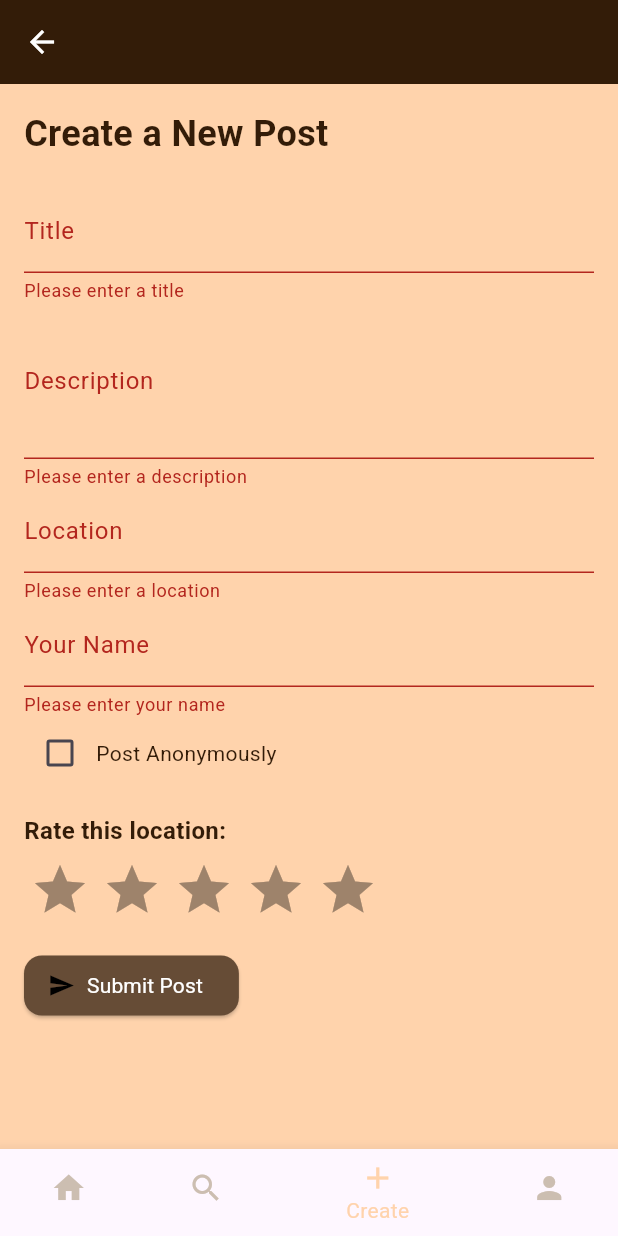
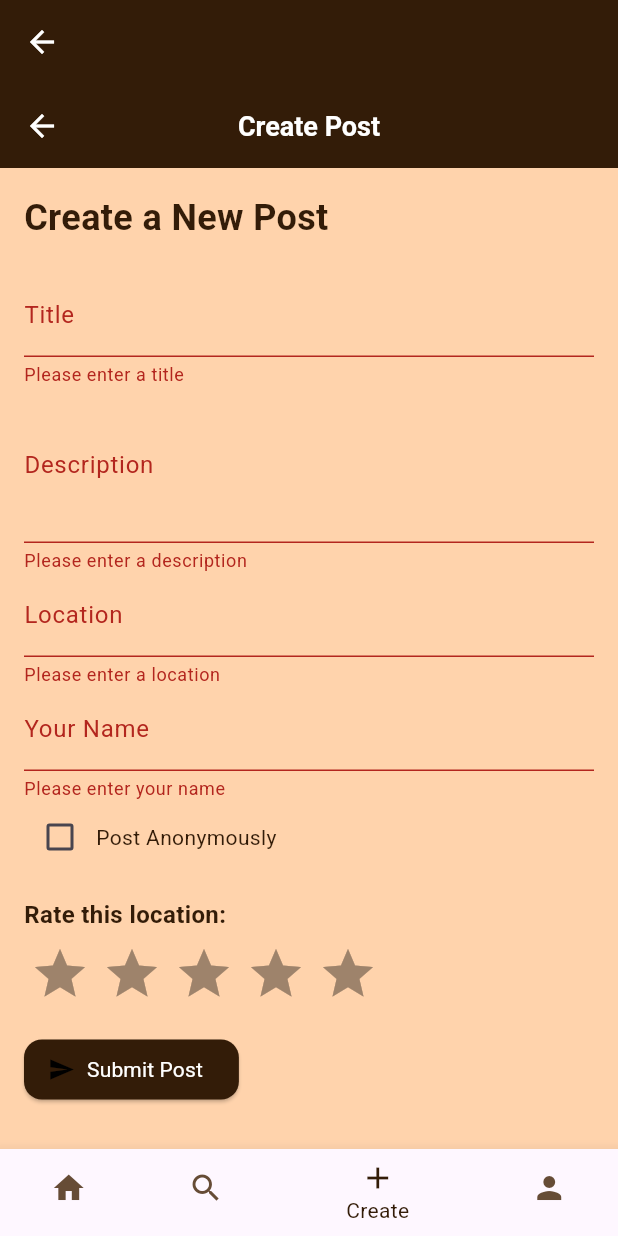
Before and after one commit to Jahnvi777-git/trusthut, a Flutter app: the HomeScreen screen opened by its route, item 3 of the bottom bar chosen, after a tap on "Submit Post", on a phone screen of 412 x 824 dp. Run offline on Flutter 3.47's test engine with Material 3 defaults, Android fonts, the light colour scheme and no system bars; drawn by our look-alikes of flutter_rating_bar; our stand-ins replace cloud_firestore, firebase_auth, firebase_core; accounts and stored records are empty.

Commit message:
Inverted color scheme

```diff
--- a/lib/screens/create_screen.dart
+++ b/lib/screens/create_screen.dart
@@ -1,6 +1,6 @@
 import 'package:cloud_firestore/cloud_firestore.dart';
 import 'package:flutter/material.dart';
-import 'package:flutter_rating_bar/flutter_rating_bar.dart'; // Import RatingBar package
+import 'package:flutter_rating_bar/flutter_rating_bar.dart';
 
 class CreateScreen extends StatefulWidget {
   @override
@@ -14,12 +14,16 @@
   String _location = '';
   String _authorName = '';
   bool _isAnonymous = false;
-  double _rating = 0.0; // Variable to store the rating
+  double _rating = 0.0;
+  bool _isLoading = false; // Loading state
 
   void _submitForm() async {
     if (_formKey.currentState!.validate()) {
-      print("Form is valid. Proceeding with submission...");
       _formKey.currentState!.save();
+
+      setState(() {
+        _isLoading = true; // Show loading indicator
+      });
 
       try {
         // Prepare post data
@@ -36,34 +40,37 @@
         // Upload post data to Firestore
         await FirebaseFirestore.instance.collection('posts').add(postData);
 
-        // Print confirmation
-        print("Post successfully stored in Firestore: $postData");
-
-        // Show success message
-        ScaffoldMessenger.of(context).showSnackBar(
-          SnackBar(content: Text('Post created successfully!')),
-        );
+        ScaffoldMessenger.of(
+          context,
+        ).showSnackBar(SnackBar(content: Text('Post created successfully!')));
 
         // Reset the form and state
         _formKey.currentState!.reset();
         setState(() {
           _rating = 0.0;
           _isAnonymous = false;
+          _isLoading = false; // Hide loading indicator
         });
+
+        // Navigate back to Home Tab
+        Navigator.pop(context);
       } catch (e) {
-        print("Error during submission: $e");
+        setState(() {
+          _isLoading = false; // Hide loading indicator
+        });
+
         ScaffoldMessenger.of(context).showSnackBar(
           SnackBar(content: Text('Failed to create post. Please try again.')),
         );
       }
-    } else {
-      print("Form is invalid. Please check the fields.");
     }
   }
 
   @override
   Widget build(BuildContext context) {
-    return SingleChildScrollView(
+    return Scaffold(
+      appBar: AppBar(title: Text("Create Post"), centerTitle: true),
+      body: SingleChildScrollView(
         padding: const EdgeInsets.all(16.0),
         child: Form(
           key: _formKey,
@@ -79,14 +86,19 @@
               TextFormField(
                 decoration: InputDecoration(labelText: 'Title'),
                 onSaved: (value) => _title = value!.trim(),
-              validator: (value) =>
-                  value == null || value.isEmpty ? 'Please enter a title' : null,
+                validator:
+                    (value) =>
+                        value == null || value.isEmpty
+                            ? 'Please enter a title'
+                            : null,
               ),
 
               TextFormField(
                 decoration: InputDecoration(labelText: 'Description'),
                 onSaved: (value) => _description = value!.trim(),
-              validator: (value) => value == null || value.isEmpty
+                validator:
+                    (value) =>
+                        value == null || value.isEmpty
                             ? 'Please enter a description'
                             : null,
                 maxLines: 3,
@@ -95,15 +107,20 @@
               TextFormField(
                 decoration: InputDecoration(labelText: 'Location'),
                 onSaved: (value) => _location = value!.trim(),
-              validator: (value) =>
-                  value == null || value.isEmpty ? 'Please enter a location' : null,
+                validator:
+                    (value) =>
+                        value == null || value.isEmpty
+                            ? 'Please enter a location'
+                            : null,
               ),
 
               if (!_isAnonymous)
                 TextFormField(
                   decoration: InputDecoration(labelText: 'Your Name'),
                   onSaved: (value) => _authorName = value!.trim(),
-                validator: (value) => !_isAnonymous && (value == null || value.isEmpty)
+                  validator:
+                      (value) =>
+                          !_isAnonymous && (value == null || value.isEmpty)
                               ? 'Please enter your name'
                               : null,
                 ),
@@ -137,10 +154,8 @@
                 allowHalfRating: true,
                 itemCount: 5,
                 itemPadding: EdgeInsets.symmetric(horizontal: 4.0),
-              itemBuilder: (context, _) => Icon(
-                Icons.star,
-                color: Colors.amber,
-              ),
+                itemBuilder:
+                    (context, _) => Icon(Icons.star, color: Colors.amber),
                 onRatingUpdate: (rating) {
                   setState(() {
                     _rating = rating;
@@ -150,14 +165,18 @@
 
               SizedBox(height: 20),
 
-            ElevatedButton.icon(
+              // Submit Button
+              _isLoading
+                  ? Center(child: CircularProgressIndicator())
+                  : ElevatedButton.icon(
                     onPressed: _submitForm,
-              icon: Icon(Icons.send, color: Colors.black), // Ensure icon is black
+                    icon: Icon(Icons.send, color: Colors.black),
                     label: Text("Submit Post"),
                   ),
             ],
           ),
         ),
+      ),
     );
   }
 }
--- a/lib/screens/home_screen.dart
+++ b/lib/screens/home_screen.dart
@@ -1,5 +1,6 @@
 import 'package:flutter/material.dart';
 import 'package:cloud_firestore/cloud_firestore.dart';
+import 'package:trusthut/screens/post_detail_screen.dart';
 import 'search_screen.dart';
 import 'create_screen.dart';
 import 'profile_screen.dart';
@@ -15,8 +16,8 @@
   final List<Widget> _screens = [
     PostsTab(), // Home tab displaying posts
     SearchScreen(), // Search tab
-    CreateScreen(), // Create tab
-    ProfileScreen(), // Profile tab
+    CreateScreen(), // Placeholder for Create tab
+    ProfileScreen(), // Placeholder for Profile tab
   ];
 
   final List<String> _titles = ["Home", "Search", "Create", "Profile"];
@@ -41,9 +42,6 @@
       bottomNavigationBar: BottomNavigationBar(
         currentIndex: _currentIndex,
         onTap: _onItemTapped,
-        backgroundColor: Theme.of(context).primaryColor,
-        selectedItemColor: Color(0xFFFFD3AC), // Light peach for selected items
-        unselectedItemColor: Color(0xFFCCBEB1), // Beige for unselected items
         items: [
           BottomNavigationBarItem(icon: Icon(Icons.home), label: 'Home'),
           BottomNavigationBarItem(icon: Icon(Icons.search), label: 'Search'),
@@ -58,7 +56,9 @@
 class PostsTab extends StatelessWidget {
   @override
   Widget build(BuildContext context) {
-    return StreamBuilder<QuerySnapshot>(
+    return Container(
+      color: Color(0xFFFFD3AC), // Light background for the Home Tab
+      child: StreamBuilder<QuerySnapshot>(
         stream:
             FirebaseFirestore.instance
                 .collection('posts')
@@ -83,9 +83,10 @@
           return ListView.builder(
             itemCount: posts.length,
             itemBuilder: (context, index) {
-            final post = posts[index];
+              final post = posts[index].data() as Map<String, dynamic>;
               return Card(
                 margin: EdgeInsets.symmetric(horizontal: 16, vertical: 8),
+                color: Color(0xFF331C08), // Dark background for each post
                 elevation: 4,
                 shape: RoundedRectangleBorder(
                   borderRadius: BorderRadius.circular(12),
@@ -94,7 +95,11 @@
                   contentPadding: EdgeInsets.all(16),
                   title: Text(
                     post['title'],
-                  style: Theme.of(context).textTheme.titleLarge,
+                    style: TextStyle(
+                      fontSize: 18,
+                      fontWeight: FontWeight.bold,
+                      color: Color(0xFFFFD3AC), // Light text
+                    ),
                   ),
                   subtitle: Column(
                     crossAxisAlignment: CrossAxisAlignment.start,
@@ -102,30 +107,46 @@
                       SizedBox(height: 8),
                       Text(
                         "Rating: ${post['rating']} ⭐",
-                      style: Theme.of(context).textTheme.bodyMedium,
+                        style: TextStyle(
+                          fontSize: 14,
+                          color: Color(0xFFFFD3AC), // Light text
+                        ),
                       ),
                       Text(
                         "Location: ${post['location']}",
-                      style: Theme.of(context).textTheme.bodyMedium,
+                        style: TextStyle(
+                          fontSize: 14,
+                          color: Color(0xFFFFD3AC), // Light text
+                        ),
                       ),
                       Text(
                         "Author: ${post['authorName']}",
-                      style: Theme.of(context).textTheme.bodyMedium,
+                        style: TextStyle(
+                          fontSize: 14,
+                          color: Color(0xFFFFD3AC), // Light text
+                        ),
                       ),
                     ],
                   ),
                   trailing: Icon(
                     Icons.arrow_forward_ios,
-                  color: Theme.of(context).primaryColor,
+                    color: Color(0xFFFFD3AC), // Light icon
                   ),
                   onTap: () {
-                  // Navigate to a detailed view of the post (if needed)
+                    // Navigate to PostDetailScreen
+                    Navigator.push(
+                      context,
+                      MaterialPageRoute(
+                        builder: (context) => PostDetailScreen(post: post),
+                      ),
+                    );
                   },
                 ),
               );
             },
           );
         },
+      ),
     );
   }
 }
--- a/lib/screens/post_detail_screen.dart
+++ b/lib/screens/post_detail_screen.dart
@@ -1,18 +1,14 @@
 import 'package:flutter/material.dart';
-import 'package:cloud_firestore/cloud_firestore.dart';
 
 class PostDetailScreen extends StatelessWidget {
-  final QueryDocumentSnapshot post;
+  final Map<String, dynamic> post;
 
   const PostDetailScreen({Key? key, required this.post}) : super(key: key);
 
   @override
   Widget build(BuildContext context) {
     return Scaffold(
-      appBar: AppBar(
-        title: Text(post['title']),
-        centerTitle: true,
-      ),
+      appBar: AppBar(title: Text(post['title']), centerTitle: true),
       body: Padding(
         padding: const EdgeInsets.all(16.0),
         child: Column(
@@ -23,10 +19,7 @@
               style: TextStyle(fontSize: 24, fontWeight: FontWeight.bold),
             ),
             SizedBox(height: 16),
-            Text(
-              "Rating: ${post['rating']} ⭐",
-              style: TextStyle(fontSize: 18),
-            ),
+            Text("Rating: ${post['rating']} ⭐", style: TextStyle(fontSize: 18)),
             SizedBox(height: 8),
             Text(
               "Location: ${post['location']}",
@@ -45,10 +38,7 @@
               style: TextStyle(fontSize: 20, fontWeight: FontWeight.bold),
             ),
             SizedBox(height: 8),
-            Text(
-              post['description'],
-              style: TextStyle(fontSize: 16),
-            ),
+            Text(post['description'], style: TextStyle(fontSize: 16)),
           ],
         ),
       ),
```
Also changed, not shown: lib/main.dart (+12 -26 lines), lib/screens/search_screen.dart (+90 -38 lines). Lines whose indentation alone changed are shown as unchanged.
